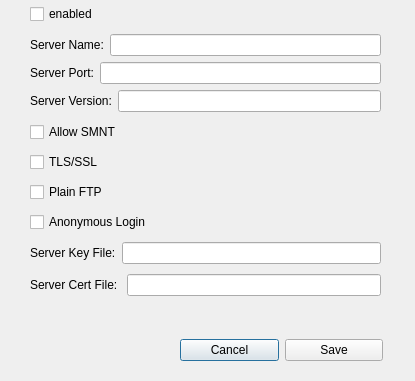
Qt form CogWheelManager/cogwheelserversettingsdialog.ui (clockworkengineer/CogWheel) before a commit.
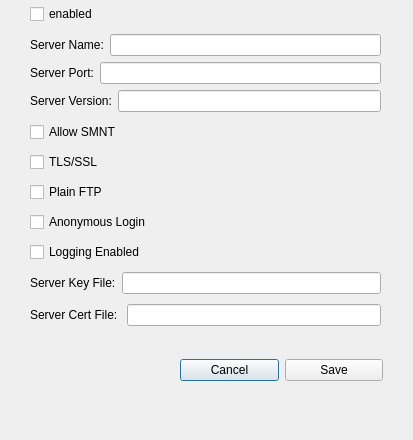
The same form after that commit.

Commit message: Move server logging into CogWheel Manager.

The edit to the form file:
```diff
--- a/CogWheelManager/cogwheelserversettingsdialog.ui
+++ b/CogWheelManager/cogwheelserversettingsdialog.ui
@@ -6,8 +6,8 @@
    <rect>
     <x>0</x>
     <y>0</y>
-    <width>415</width>
-    <height>381</height>
+    <width>413</width>
+    <height>440</height>
    </rect>
   </property>
   <property name="windowTitle">
@@ -17,7 +17,7 @@
    <property name="geometry">
     <rect>
      <x>180</x>
-     <y>330</y>
+     <y>350</y>
      <width>203</width>
      <height>41</height>
     </rect>
@@ -45,7 +45,7 @@
      <x>30</x>
      <y>0</y>
      <width>351</width>
-     <height>308</height>
+     <height>337</height>
     </rect>
    </property>
    <layout class="QGridLayout" name="gridLayout">
@@ -124,20 +124,6 @@
      </widget>
     </item>
     <item row="7" column="0">
-     <layout class="QHBoxLayout" name="horizontalLayout_8">
-      <item>
-       <widget class="QLabel" name="label">
-        <property name="text">
-         <string>Server Cert File: </string>
-        </property>
-       </widget>
-      </item>
-      <item>
-       <widget class="QLineEdit" name="serverCertFile"/>
-      </item>
-     </layout>
-    </item>
-    <item row="6" column="0">
      <layout class="QHBoxLayout" name="horizontalLayout_14">
       <item>
        <widget class="QLabel" name="label_2">
@@ -158,6 +144,27 @@
       </property>
      </widget>
     </item>
+    <item row="8" column="0">
+     <layout class="QHBoxLayout" name="horizontalLayout_8">
+      <item>
+       <widget class="QLabel" name="label">
+        <property name="text">
+         <string>Server Cert File: </string>
+        </property>
+       </widget>
+      </item>
+      <item>
+       <widget class="QLineEdit" name="serverCertFile"/>
+      </item>
+     </layout>
+    </item>
+    <item row="6" column="0">
+     <widget class="QCheckBox" name="serverLoggingEnabled">
+      <property name="text">
+       <string>Logging Enabled</string>
+      </property>
+     </widget>
+    </item>
    </layout>
   </widget>
  </widget>
```
Left out of the diff: 28 changed lines with no effect on the pictures. The commit also changes 18 other files.
